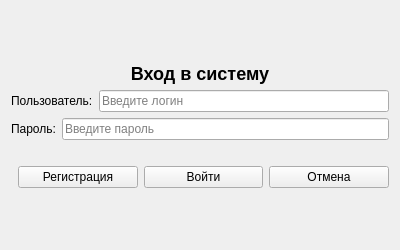
The window that src/ui/dialogs/loginform.ui (Smurf72T/POC_Terminal_Tracker) describes before a commit, drawn with Qt 5.
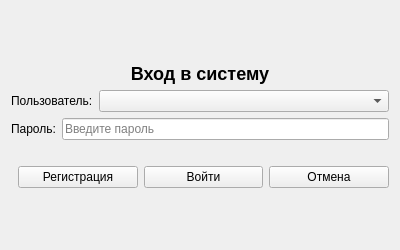
The same window after the commit.

Commit message:
Fix IMEI validation, login combobox, receipt modelid FK, dashboard label names
- Remove Luhn check from IMEI validation, strip non-digits before validate
- Login form: QLineEdit replaced with QComboBox loading users from DB
- Receipt form: default modelid from first available DB record instead of 0
- mainwindow.ui: unique label names matching mainwindow.cpp references

The edit to the form file:
```diff
--- a/src/ui/dialogs/loginform.ui
+++ b/src/ui/dialogs/loginform.ui
@@ -24,8 +24,13 @@
                         <widget class="QLabel" name="labelUser"><property name="text"><string>Пользователь:</string></property></widget>
                     </item>
                     <item>
-                        <widget class="QLineEdit" name="lineEditUser">
-                            <property name="placeholderText"><string>Введите логин</string></property>
+                        <widget class="QComboBox" name="comboBoxUser">
+                            <property name="sizePolicy">
+                                <sizepolicy hsizetype="Expanding" vsizetype="Fixed">
+                                    <horstretch>0</horstretch>
+                                    <verstretch>0</verstretch>
+                                </sizepolicy>
+                            </property>
                         </widget>
                     </item>
                 </layout>
```
The commit also changes 6 other files.
